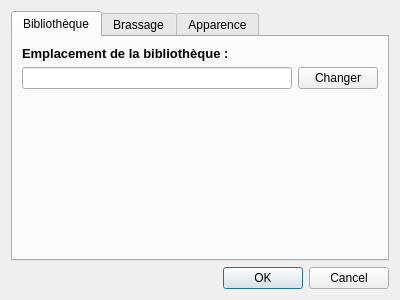
314r/joliebulle, file joliebulle/preferences.ui: the form before one commit.
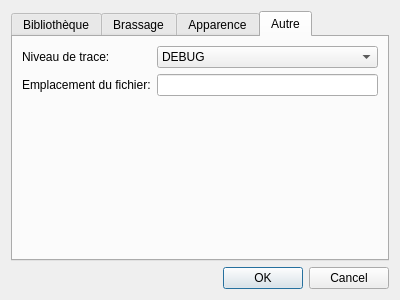
The form after the commit. The open tabs and pages were chosen to show the change.

Commit message: Ajout d'une page pour la gestion des Autres paramètres

```diff
--- a/joliebulle/preferences.ui
+++ b/joliebulle/preferences.ui
@@ -183,6 +183,72 @@
        </item>
       </layout>
      </widget>
+     <widget class="QWidget" name="Autre">
+      <property name="enabled">
+       <bool>true</bool>
+      </property>
+      <attribute name="title">
+       <string>Autre</string>
+      </attribute>
+      <layout class="QFormLayout" name="formLayout_3">
+       <property name="sizeConstraint">
+        <enum>QLayout::SetDefaultConstraint</enum>
+       </property>
+       <property name="fieldGrowthPolicy">
+        <enum>QFormLayout::AllNonFixedFieldsGrow</enum>
+       </property>
+       <item row="0" column="0">
+        <widget class="QLabel" name="labelComboBoxLevel">
+         <property name="text">
+          <string>Niveau de trace:</string>
+         </property>
+        </widget>
+       </item>
+       <item row="0" column="1">
+        <widget class="QComboBox" name="comboBoxLevel">
+         <item>
+          <property name="text">
+           <string>DEBUG</string>
+          </property>
+         </item>
+         <item>
+          <property name="text">
+           <string>INFO</string>
+          </property>
+         </item>
+         <item>
+          <property name="text">
+           <string>WARNING</string>
+          </property>
+         </item>
+         <item>
+          <property name="text">
+           <string>ERROR</string>
+          </property>
+         </item>
+         <item>
+          <property name="text">
+           <string>CRITICAL</string>
+          </property>
+         </item>
+        </widget>
+       </item>
+       <item row="1" column="0">
+        <widget class="QLabel" name="labelEmplacement">
+         <property name="text">
+          <string>Emplacement du fichier:</string>
+         </property>
+        </widget>
+       </item>
+       <item row="1" column="1">
+        <widget class="QLineEdit" name="lineEditEmplacementFichier">
+         <property name="readOnly">
+          <bool>true</bool>
+         </property>
+        </widget>
+       </item>
+      </layout>
+     </widget>
     </widget>
    </item>
    <item>
```
The commit also changes 1 other file.
